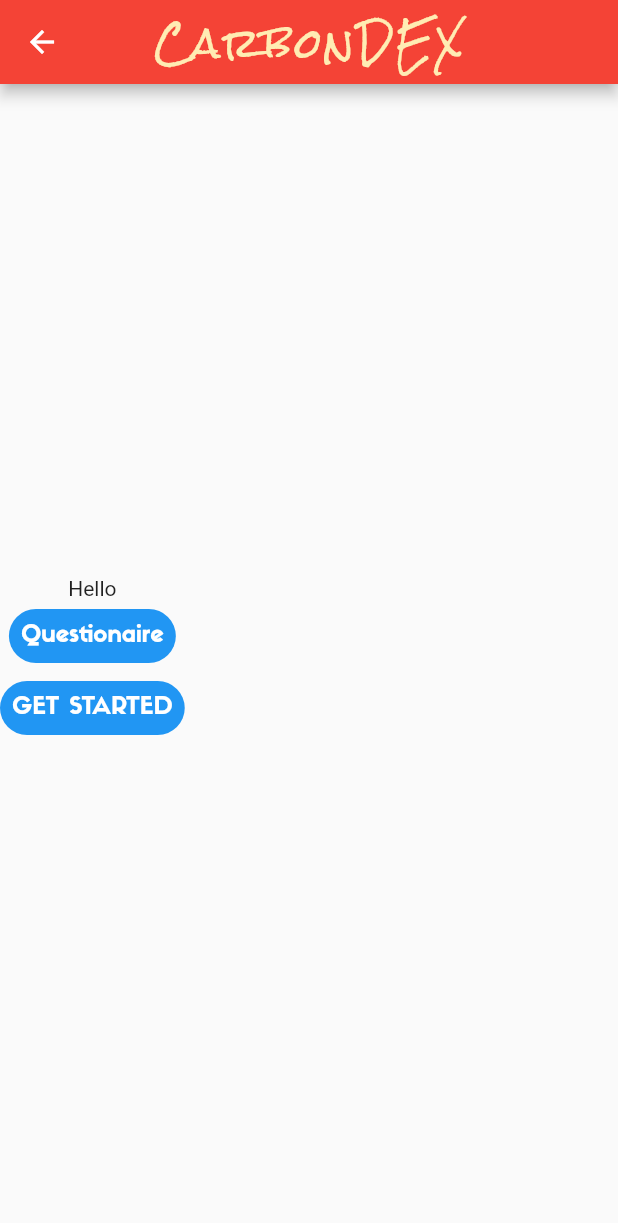
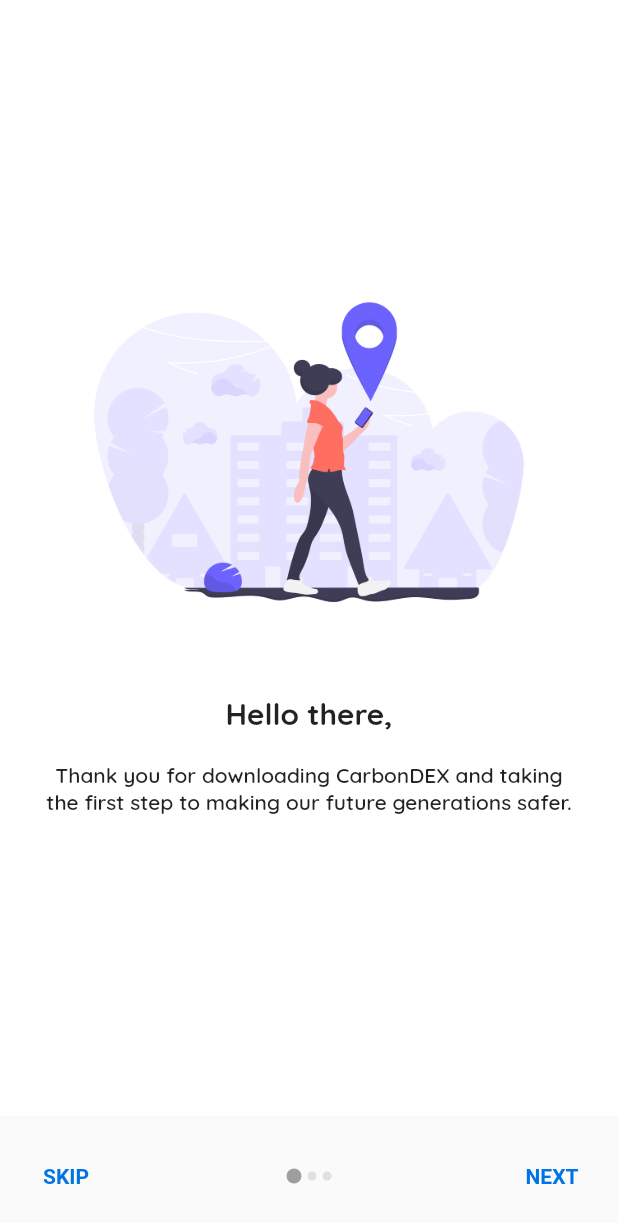
Before and after one commit to gurnameh-99/CarbonDEX, a Flutter app: the screen it shows after launch, on a phone screen of 412 x 824 dp. Shown: the top 1223 px of the screen. Run offline on Flutter 3.47's test engine with Material 2 defaults, Android fonts, the phone set to English and light mode, and no system bars; our stand-ins replace geolocator, google_maps_flutter.

Commit message:
Added Intro Sliders

```diff
--- a/carbon_dex/lib/main.dart
+++ b/carbon_dex/lib/main.dart
@@ -7,7 +7,7 @@ import './screens/maps.dart';
 
 var routes = <String, WidgetBuilder>{
   "/": (BuildContext context) => SplashScreen(),
-  "/home": (BuildContext context) => IntroScreen(),
+  "/home": (BuildContext context) => Home(),
   "/form": (BuildContext context) => FormScreen(),
   "/simpleform": (BuildContext context) => FormScreen1(),
   "/map": (BuildContext context) => Loading(),
--- /dev/null
+++ b/carbon_dex/lib/screens/data/data.dart
@@ -0,0 +1,69 @@
+import 'package:flutter/material.dart';
+
+
+class SliderModel{
+
+  String imageAssetPath;
+  String title;
+  String desc;
+
+  SliderModel({this.imageAssetPath,this.title,this.desc});
+
+  void setImageAssetPath(String getImageAssetPath){
+    imageAssetPath = getImageAssetPath;
+  }
+
+  void setTitle(String getTitle){
+    title = getTitle;
+  }
+
+  void setDesc(String getDesc){
+    desc = getDesc;
+  }
+
+  String getImageAssetPath(){
+    return imageAssetPath;
+  }
+
+  String getTitle(){
+    return title;
+  }
+
+  String getDesc(){
+    return desc;
+  }
+
+}
+
+
+List<SliderModel> getSlides(){
+
+  List<SliderModel> slides = new List<SliderModel>();
+  SliderModel sliderModel = new SliderModel();
+
+  //1
+  sliderModel.setDesc("Thank you for downloading CarbonDEX and taking the first step to making our future generations safer.");
+  sliderModel.setTitle("Hello there,");
+  sliderModel.setImageAssetPath("assets/illustration.png");
+  slides.add(sliderModel);
+
+  sliderModel = new SliderModel();
+
+  //2
+  sliderModel.setDesc("See how your activities impact plant, animals & more.");
+  sliderModel.setTitle("Understand your impact");
+  sliderModel.setImageAssetPath("assets/illustration2.png");
+  slides.add(sliderModel);
+
+  sliderModel = new SliderModel();
+
+  //3
+  sliderModel.setDesc("Taking small steps, everyday, are cornerstone to drive big changes for thr future.");
+  sliderModel.setTitle("Take action to reduce impact");
+  sliderModel.setImageAssetPath("assets/illustration3.png");
+  slides.add(sliderModel);
+
+  sliderModel = new SliderModel();
+
+  return slides;
+}
--- /dev/null
+++ b/carbon_dex/lib/screens/data/main.dart
@@ -0,0 +1,8 @@
+import 'package:flutter/material.dart';
+
+class Main extends StatelessWidget {
+  @override
+  Widget build(BuildContext context) {
+    return Container();
+  }
+}
--- a/carbon_dex/lib/screens/intro.dart
+++ b/carbon_dex/lib/screens/intro.dart
@@ -1,87 +1,157 @@
+import 'dart:io';
+import 'package:carbon_dex/screens/data/data.dart';
+import 'package:carbon_dex/screens/data/main.dart';
 import 'package:flutter/material.dart';
 
-class IntroScreen extends StatelessWidget {
+class Home extends StatefulWidget {
+  @override
+  _HomeState createState() => _HomeState();
+}
+
+class _HomeState extends State<Home> {
+
+  List<SliderModel> mySLides = new List<SliderModel>();
+  int slideIndex = 0;
+  PageController controller;
+
+  Widget _buildPageIndicator(bool isCurrentPage){
+    return Container(
+     margin: EdgeInsets.symmetric(horizontal: 2.0),
+      height: isCurrentPage ? 10.0 : 6.0,
+      width: isCurrentPage ? 10.0 : 6.0,
+      decoration: BoxDecoration(
+        color: isCurrentPage ? Colors.grey : Colors.grey[300],
+        borderRadius: BorderRadius.circular(12),
+      ),
+    );
+  }
+
+  @override
+  void initState() {
+    // TODO: implement initState
+    super.initState();
+    mySLides = getSlides();
+    controller = new PageController();
+  }
+
   @override
   Widget build(BuildContext context) {
-    return Scaffold(
-      appBar: AppBar(
-        title: Text(
-          'CarbonDEX',
-          style: TextStyle(
-            fontSize: 26.0,
-            fontWeight: FontWeight.w300,
-            letterSpacing: 2.0,
-            color: Colors.amber[100],
-            fontFamily: 'Rock',
+    return Container(
+      decoration: BoxDecoration(
+          gradient: LinearGradient(
+              colors: [const Color(0xff3C8CE7), const Color(0xff00EAFF)])),
+      child: Scaffold(
+        backgroundColor: Colors.white,
+        body: Container(
+          height: MediaQuery.of(context).size.height - 100,
+          child: PageView(
+            controller: controller,
+              onPageChanged: (index) {
+                setState(() {
+                  slideIndex = index;
+                });
+              },
+          children: <Widget>[
+            SlideTile(
+              imagePath: mySLides[0].getImageAssetPath(),
+              title: mySLides[0].getTitle(),
+              desc: mySLides[0].getDesc(),
+            ),
+            SlideTile(
+              imagePath: mySLides[1].getImageAssetPath(),
+              title: mySLides[1].getTitle(),
+              desc: mySLides[1].getDesc(),
+            ),
+            SlideTile(
+              imagePath: mySLides[2].getImageAssetPath(),
+              title: mySLides[2].getTitle(),
+              desc: mySLides[2].getDesc(),
+            )
+          ],
           ),
         ),
-        centerTitle: true,
-        // backgroundColor: Colors.lightGreen[800],
-      ),
-      body: Column(
-        mainAxisAlignment: MainAxisAlignment.center,
-        children: <Widget>[
-          Column(
-            children: <Widget>[
-              Text('Hello', style: TextStyle()),
-            ],
-          ),
-          Column(
+        bottomSheet: slideIndex != 2 ? Container(
+          margin: EdgeInsets.symmetric(vertical: 16),
+          child: Row(
+            mainAxisAlignment: MainAxisAlignment.spaceBetween,
             children: <Widget>[
               FlatButton(
-                onPressed: () {
-                  print('Going to form');
-                  Navigator.pushNamed(context, '/simpleform');
+                onPressed: (){
+                  controller.animateToPage(2, duration: Duration(milliseconds: 400), curve: Curves.linear);
                 },
-                color: Colors.blue,
-                textColor: Colors.white,
-                disabledColor: Colors.grey,
-                disabledTextColor: Colors.black,
-                padding: EdgeInsets.all(8.0),
-                splashColor: Colors.blueAccent,
+                splashColor: Colors.blue[50],
                 child: Text(
-                  'Questionaire',
-                  style: TextStyle(
-                    fontSize: 16.0,
-                    // fontWeight: FontWeight.bold,
-                    color: Colors.white,
-                    fontFamily: 'Sifonn',
+                  "SKIP",
+                  style: TextStyle(color: Color(0xFF0074E4), fontWeight: FontWeight.w600),
                 ),
               ),
-                shape: RoundedRectangleBorder(
-                  borderRadius: BorderRadius.circular(1000),
+              Container(
+                child: Row(
+                  children: [
+                    for (int i = 0; i < 3 ; i++) i == slideIndex ? _buildPageIndicator(true): _buildPageIndicator(false),
+                  ],),
+              ),
+              FlatButton(
+                onPressed: (){
+                  print("this is slideIndex: $slideIndex");
+                  controller.animateToPage(slideIndex + 1, duration: Duration(milliseconds: 500), curve: Curves.linear);
+                },
+                splashColor: Colors.blue[50],
+                child: Text(
+                  "NEXT",
+                  style: TextStyle(color: Color(0xFF0074E4), fontWeight: FontWeight.w600),
                 ),
               ),
             ],
           ),
-          Column(
-            children: <Widget>[
-              FlatButton(
-                onPressed: () {
-                  print('Going to form');
+        ): InkWell(
+          onTap: (){
+            print("Get Started Now");
             Navigator.pushNamed(context, '/form');
           },
+          child: Container(
+            height: Platform.isIOS ? 70 : 60,
             color: Colors.blue,
-                textColor: Colors.white,
-                disabledColor: Colors.grey,
-                disabledTextColor: Colors.black,
-                padding: EdgeInsets.all(8.0),
-                splashColor: Colors.blueAccent,
+            alignment: Alignment.center,
             child: Text(
-                  'GET STARTED',
-                  style: TextStyle(
-                    fontSize: 16.0,
-                    // fontWeight: FontWeight.bold,
-                    color: Colors.white,
-                    fontFamily: 'Sifonn',
+              "GET STARTED NOW",
+              style: TextStyle(color: Colors.white, fontWeight: FontWeight.w600),
             ),
           ),
-                shape: RoundedRectangleBorder(
-                  borderRadius: BorderRadius.circular(1000),
         ),
       ),
-            ],
+    );
+  }
+}
+
+class SlideTile extends StatelessWidget {
+  String imagePath, title, desc;
+
+  SlideTile({this.imagePath, this.title, this.desc});
+
+  @override
+  Widget build(BuildContext context) {
+    return Container(
+      padding: EdgeInsets.symmetric(horizontal: 30),
+      alignment: Alignment.center,
+      child: Column(
+        mainAxisAlignment: MainAxisAlignment.center,
+        children: <Widget>[
+
+          Image.asset(imagePath),
+          SizedBox(
+            height: 40,
           ),
+          Text(title, textAlign: TextAlign.center,style: TextStyle(
+            fontWeight: FontWeight.w500,
+            fontSize: 20, fontFamily: 'QuicksandB',
+          ),),
+          SizedBox(
+            height: 20,
+          ),
+          Text(desc, textAlign: TextAlign.center,style: TextStyle(
+          fontWeight: FontWeight.w500,
+              fontSize: 14, fontFamily: 'QuicksandS',))
         ],
       ),
     );
```
Also changed, not shown: carbon_dex/pubspec.yaml (+18 -0 lines), carbon_dex/assets/illustration.png (added), carbon_dex/assets/illustration2.png (added), carbon_dex/assets/illustration3.png (added), carbon_dex/assets/p-3.png (added), carbon_dex/fonts/Quicksand-Bold.ttf (added), carbon_dex/fonts/Quicksand-Light.ttf (added), carbon_dex/fonts/Quicksand-Medium.ttf (added), carbon_dex/fonts/Quicksand-Regular.ttf (added), carbon_dex/fonts/Quicksand-SemiBold.ttf (added), carbon_dex/pubspec.lock. Lines whose indentation alone changed are shown as unchanged.
